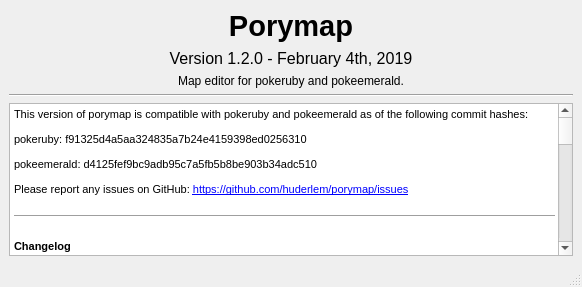
Above: forms/aboutporymap.ui from huderlem/porymap before the change. Below: the same form after it.
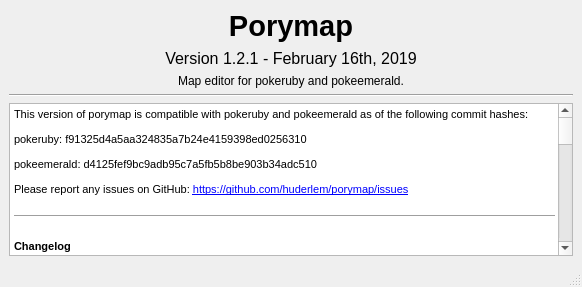
That is the form after the change.

Commit message: Update About window

Diff of the .ui file:
```diff
--- a/forms/aboutporymap.ui
+++ b/forms/aboutporymap.ui
@@ -50,7 +50,7 @@
        </font>
       </property>
       <property name="text">
-       <string>Version 1.2.0 - February 4th, 2019</string>
+       <string>Version 1.2.1 - February 16th, 2019</string>
       </property>
       <property name="alignment">
        <set>Qt::AlignCenter</set>
```
Left out of the diff: 16 changed lines with no effect on the pictures.
